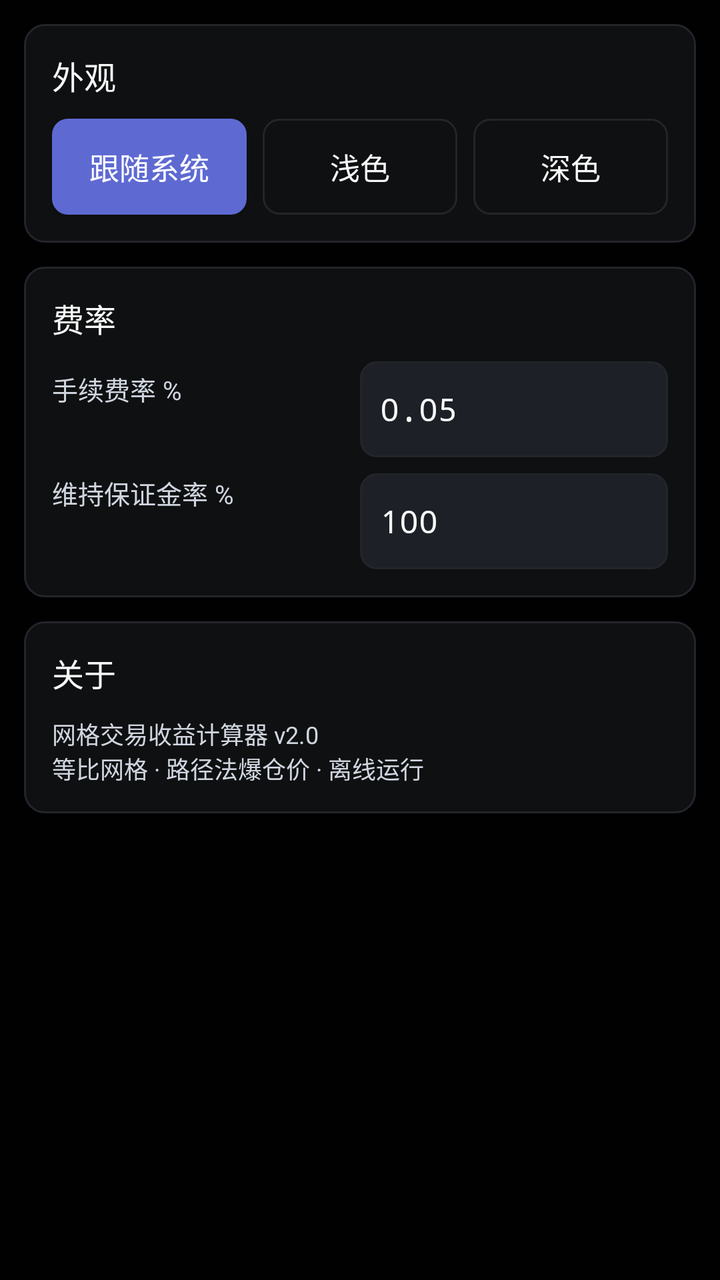
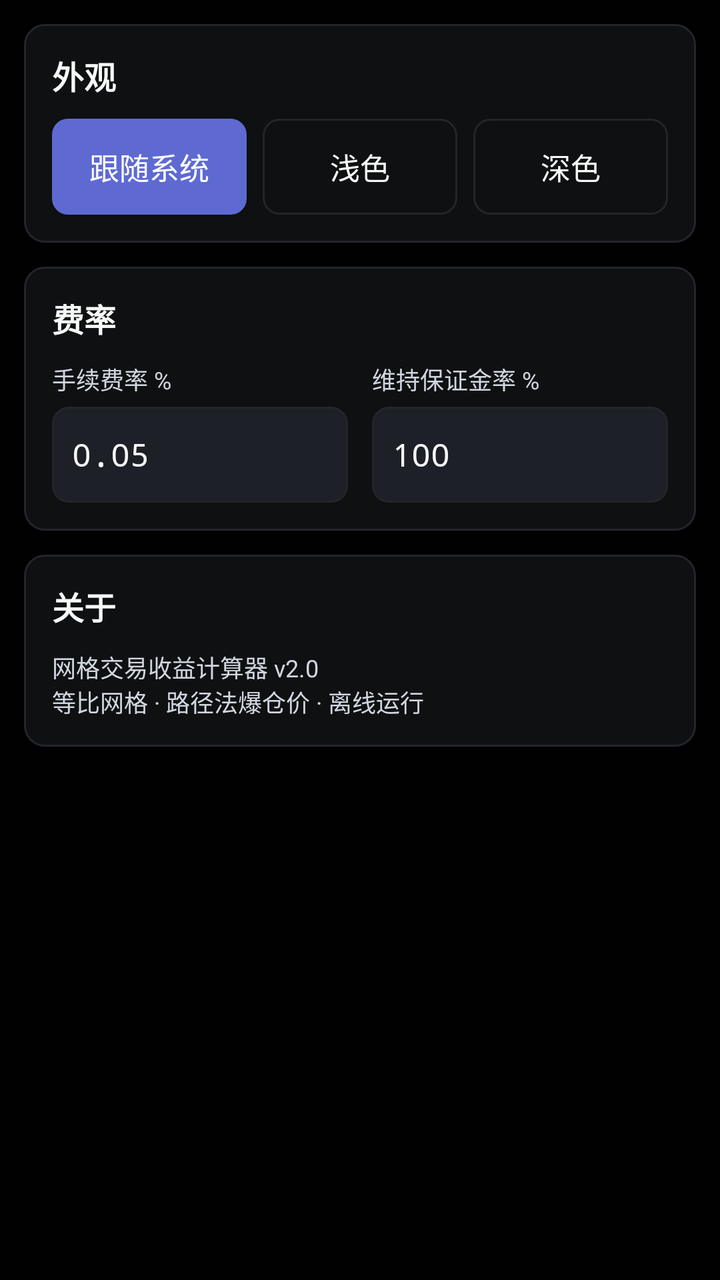

Before-and-after screenshots of an Android layout around one commit, followed by the original layout XML and the change that was made.
<!-- AndroidManifest.xml: application theme Theme.GridCalc.Dark -->
<!-- res/layout/page_settings.xml -->
<?xml version="1.0" encoding="utf-8"?>
<ScrollView xmlns:android="http://schemas.android.com/apk/res/android"
    android:layout_width="match_parent"
    android:layout_height="match_parent"
    android:fillViewport="true"
    android:scrollbars="none"
    android:clipToPadding="false">

    <LinearLayout
        android:layout_width="match_parent"
        android:layout_height="wrap_content"
        android:orientation="vertical"
        android:padding="12dp">

        
        <LinearLayout
            android:layout_width="match_parent"
            android:layout_height="wrap_content"
            android:background="@drawable/card_bg"
            android:orientation="vertical"
            android:padding="14dp">
            <TextView
                android:layout_width="wrap_content"
                android:layout_height="wrap_content"
                android:layout_marginBottom="10dp"
                android:text="外观"
                android:textColor="?attr/colorInk"
                android:textSize="16sp" />
            <LinearLayout
                android:layout_width="match_parent"
                android:layout_height="48dp"
                android:orientation="horizontal">
                <Button
                    android:id="@+id/theme_follow"
                    android:layout_width="0dp"
                    android:layout_height="match_parent"
                    android:layout_marginRight="4dp"
                    android:layout_weight="1"
                    android:background="@drawable/btn_primary"
                    android:text="跟随系统"
                    android:textColor="?attr/colorOnPrimary"
                    android:textSize="15sp" />
                <Button
                    android:id="@+id/theme_light"
                    android:layout_width="0dp"
                    android:layout_height="match_parent"
                    android:layout_marginLeft="4dp"
                    android:layout_marginRight="4dp"
                    android:layout_weight="1"
                    android:background="@drawable/btn_ghost"
                    android:text="浅色"
                    android:textColor="?attr/colorInk"
                    android:textSize="15sp" />
                <Button
                    android:id="@+id/theme_dark"
                    android:layout_width="0dp"
                    android:layout_height="match_parent"
                    android:layout_marginLeft="4dp"
                    android:layout_weight="1"
                    android:background="@drawable/btn_ghost"
                    android:text="深色"
                    android:textColor="?attr/colorInk"
                    android:textSize="15sp" />
            </LinearLayout>
        </LinearLayout>

        
        <LinearLayout
            android:layout_width="match_parent"
            android:layout_height="wrap_content"
            android:layout_marginTop="12dp"
            android:background="@drawable/card_bg"
            android:orientation="vertical"
            android:padding="14dp">
            <TextView
                android:layout_width="wrap_content"
                android:layout_height="wrap_content"
                android:layout_marginBottom="10dp"
                android:text="费率"
                android:textColor="?attr/colorInk"
                android:textSize="16sp" />
            <GridLayout
                android:layout_width="match_parent"
                android:layout_height="wrap_content"
                android:columnCount="2"
                android:rowCount="2">
                <TextView
                    android:layout_width="0dp"
                    android:layout_height="48dp"
                    android:layout_columnWeight="1"
                    android:layout_gravity="center_vertical"
                    android:text="手续费率 %"
                    android:textColor="?attr/colorSub"
                    android:textSize="13sp" />
                <EditText
                    android:id="@+id/in_fee"
                    android:layout_width="0dp"
                    android:layout_height="48dp"
                    android:layout_columnWeight="1"
                    android:layout_marginBottom="8dp"
                    android:background="@drawable/input_bg"
                    android:importantForAutofill="no"
                    android:inputType="numberDecimal"
                    android:paddingLeft="10dp"
                    android:paddingRight="10dp"
                    android:text="0.05"
                    android:textColor="?attr/colorInk"
                    android:textColorHint="?attr/colorFaint"
                    android:textSize="16sp"
                    android:typeface="monospace" />
                <TextView
                    android:layout_width="0dp"
                    android:layout_height="48dp"
                    android:layout_columnWeight="1"
                    android:layout_gravity="center_vertical"
                    android:text="维持保证金率 %"
                    android:textColor="?attr/colorSub"
                    android:textSize="13sp" />
                <EditText
                    android:id="@+id/in_mmr"
                    android:layout_width="0dp"
                    android:layout_height="48dp"
                    android:layout_columnWeight="1"
                    android:background="@drawable/input_bg"
                    android:importantForAutofill="no"
                    android:inputType="numberDecimal"
                    android:paddingLeft="10dp"
                    android:paddingRight="10dp"
                    android:text="100"
                    android:textColor="?attr/colorInk"
                    android:textColorHint="?attr/colorFaint"
                    android:textSize="16sp"
                    android:typeface="monospace" />
            </GridLayout>
        </LinearLayout>

        
        <LinearLayout
            android:layout_width="match_parent"
            android:layout_height="wrap_content"
            android:layout_marginTop="12dp"
            android:background="@drawable/card_bg"
            android:orientation="vertical"
            android:padding="14dp">
            <TextView
                android:layout_width="wrap_content"
                android:layout_height="wrap_content"
                android:layout_marginBottom="10dp"
                android:text="关于"
                android:textColor="?attr/colorInk"
                android:textSize="16sp" />
            <TextView
                android:layout_width="wrap_content"
                android:layout_height="wrap_content"
                android:text="网格交易收益计算器 v2.0\n等比网格 · 路径法爆仓价 · 离线运行"
                android:textColor="?attr/colorSub"
                android:textSize="12sp" />
        </LinearLayout>
    </LinearLayout>
</ScrollView>
<!-- resources referenced by this layout -->
<resources>
  <!-- drawable btn_ghost (drawable) -->
  <?xml version="1.0" encoding="utf-8"?>
  <selector xmlns:android="http://schemas.android.com/apk/res/android">
      <item android:state_pressed="true">
          <shape android:shape="rectangle">
              <solid android:color="?attr/colorBorder" />
              <corners android:radius="8dp" />
          </shape>
      </item>
      <item>
          <shape android:shape="rectangle">
              <solid android:color="@android:color/transparent" />
              <stroke android:width="1dp" android:color="?attr/colorBorder" />
              <corners android:radius="8dp" />
          </shape>
      </item>
  </selector>
  <!-- drawable btn_primary (drawable) -->
  <?xml version="1.0" encoding="utf-8"?>
  <selector xmlns:android="http://schemas.android.com/apk/res/android">
      <item android:state_pressed="true">
          <shape android:shape="rectangle">
              <solid android:color="?attr/colorPrimaryDark" />
              <corners android:radius="8dp" />
          </shape>
      </item>
      <item>
          <shape android:shape="rectangle">
              <solid android:color="?attr/colorPrimary" />
              <corners android:radius="8dp" />
          </shape>
      </item>
  </selector>
  <!-- drawable card_bg (drawable) -->
  <?xml version="1.0" encoding="utf-8"?>
  <shape xmlns:android="http://schemas.android.com/apk/res/android"
      android:shape="rectangle">
      <solid android:color="?attr/colorCard" />
      <stroke android:width="1dp" android:color="?attr/colorBorder" />
      <corners android:radius="10dp" />
  </shape>
  <!-- drawable input_bg (drawable) -->
  <?xml version="1.0" encoding="utf-8"?>
  <selector xmlns:android="http://schemas.android.com/apk/res/android">
      <item android:state_focused="true">
          <shape android:shape="rectangle">
              <solid android:color="?attr/colorInput" />
              <stroke android:width="1dp" android:color="?attr/colorPrimary" />
              <corners android:radius="8dp" />
          </shape>
      </item>
      <item>
          <shape android:shape="rectangle">
              <solid android:color="?attr/colorInput" />
              <stroke android:width="1dp" android:color="?attr/colorBorder" />
              <corners android:radius="8dp" />
          </shape>
      </item>
  </selector>
  <style name="Theme.GridCalc.Dark" parent="android:Theme.Material.NoActionBar">
          <item name="colorCanvas">#010102</item>
          <item name="colorCard">#0F1011</item>
          <item name="colorSurf2">#141516</item>
          <item name="colorInput">#1D2026</item>
          <item name="colorInk">#F7F8F8</item>
          <item name="colorSub">#D0D6E0</item>
          <item name="colorFaint">#8A8F98</item>
          <item name="colorPrimary">#5E6AD2</item>
          <item name="colorPrimaryDark">#4A55B5</item>
          <item name="colorTeal">#27A644</item>
          <item name="colorRed">#E5484D</item>
          <item name="colorBorder">#23252A</item>
          <item name="colorTealBg">#1F27A644</item>
          <item name="colorBlueBg">#245E6AD2</item>
          <item name="colorOnPrimary">#FFFFFF</item>
          <item name="android:windowBackground">?attr/colorCanvas</item>
          <item name="android:statusBarColor">?attr/colorCanvas</item>
          <item name="android:navigationBarColor">?attr/colorCanvas</item>
          <item name="android:windowLightStatusBar">false</item>
      </style>
</resources>

<!-- the commit's change to res/layout/page_settings.xml (unified diff, before → after) -->
@@ -25,7 +25,8 @@
                 android:layout_marginBottom="10dp"
                 android:text="外观"
                 android:textColor="?attr/colorInk"
-                android:textSize="16sp" />
+                android:textSize="16sp"
+                android:textStyle="bold" />
             <LinearLayout
                 android:layout_width="match_parent"
                 android:layout_height="48dp"
@@ -78,59 +79,68 @@
                 android:layout_marginBottom="10dp"
                 android:text="费率"
                 android:textColor="?attr/colorInk"
-                android:textSize="16sp" />
+                android:textSize="16sp"
+                android:textStyle="bold" />
             <GridLayout
                 android:layout_width="match_parent"
                 android:layout_height="wrap_content"
-                android:columnCount="2"
-                android:rowCount="2">
-                <TextView
+                android:columnCount="2">
+                <LinearLayout
                     android:layout_width="0dp"
-                    android:layout_height="48dp"
+                    android:layout_height="wrap_content"
                     android:layout_columnWeight="1"
-                    android:layout_gravity="center_vertical"
-                    android:text="手续费率 %"
-                    android:textColor="?attr/colorSub"
-                    android:textSize="13sp" />
-                <EditText
-                    android:id="@+id/in_fee"
+                    android:layout_marginRight="6dp"
+                    android:orientation="vertical">
+                    <TextView
+                        android:layout_width="wrap_content"
+                        android:layout_height="wrap_content"
+                        android:layout_marginBottom="5dp"
+                        android:text="手续费率 %"
+                        android:textColor="?attr/colorSub"
+                        android:textSize="12sp" />
+                    <EditText
+                        android:id="@+id/in_fee"
+                        android:layout_width="match_parent"
+                        android:layout_height="48dp"
+                        android:background="@drawable/input_bg"
+                        android:importantForAutofill="no"
+                        android:inputType="numberDecimal"
+                        android:paddingLeft="10dp"
+                        android:paddingRight="10dp"
+                        android:text="0.05"
+                        android:textColor="?attr/colorInk"
+                        android:textColorHint="?attr/colorFaint"
+                        android:textSize="16sp"
+                        android:typeface="monospace" />
+                </LinearLayout>
+                <LinearLayout
                     android:layout_width="0dp"
-                    android:layout_height="48dp"
+                    android:layout_height="wrap_content"
                     android:layout_columnWeight="1"
-                    android:layout_marginBottom="8dp"
-                    android:background="@drawable/input_bg"
-                    android:importantForAutofill="no"
-                    android:inputType="numberDecimal"
-                    android:paddingLeft="10dp"
-                    android:paddingRight="10dp"
-                    android:text="0.05"
-                    android:textColor="?attr/colorInk"
-                    android:textColorHint="?attr/colorFaint"
-                    android:textSize="16sp"
-                    android:typeface="monospace" />
-                <TextView
-                    android:layout_width="0dp"
-                    android:layout_height="48dp"
-                    android:layout_columnWeight="1"
-                    android:layout_gravity="center_vertical"
-                    android:text="维持保证金率 %"
-                    android:textColor="?attr/colorSub"
-                    android:textSize="13sp" />
-                <EditText
-                    android:id="@+id/in_mmr"
-                    android:layout_width="0dp"
-                    android:layout_height="48dp"
-                    android:layout_columnWeight="1"
-                    android:background="@drawable/input_bg"
-                    android:importantForAutofill="no"
-                    android:inputType="numberDecimal"
-                    android:paddingLeft="10dp"
-                    android:paddingRight="10dp"
-                    android:text="100"
-                    android:textColor="?attr/colorInk"
-                    android:textColorHint="?attr/colorFaint"
-                    android:textSize="16sp"
-                    android:typeface="monospace" />
+                    android:layout_marginLeft="6dp"
+                    android:orientation="vertical">
+                    <TextView
+                        android:layout_width="wrap_content"
+                        android:layout_height="wrap_content"
+                        android:layout_marginBottom="5dp"
+                        android:text="维持保证金率 %"
+                        android:textColor="?attr/colorSub"
+                        android:textSize="12sp" />
+                    <EditText
+                        android:id="@+id/in_mmr"
+                        android:layout_width="match_parent"
+                        android:layout_height="48dp"
+                        android:background="@drawable/input_bg"
+                        android:importantForAutofill="no"
+                        android:inputType="numberDecimal"
+                        android:paddingLeft="10dp"
+                        android:paddingRight="10dp"
+                        android:text="100"
+                        android:textColor="?attr/colorInk"
+                        android:textColorHint="?attr/colorFaint"
+                        android:textSize="16sp"
+                        android:typeface="monospace" />
+                </LinearLayout>
             </GridLayout>
         </LinearLayout>
 
@@ -148,7 +158,8 @@
                 android:layout_marginBottom="10dp"
                 android:text="关于"
                 android:textColor="?attr/colorInk"
-                android:textSize="16sp" />
+                android:textSize="16sp"
+                android:textStyle="bold" />
             <TextView
                 android:layout_width="wrap_content"
                 android:layout_height="wrap_content"
